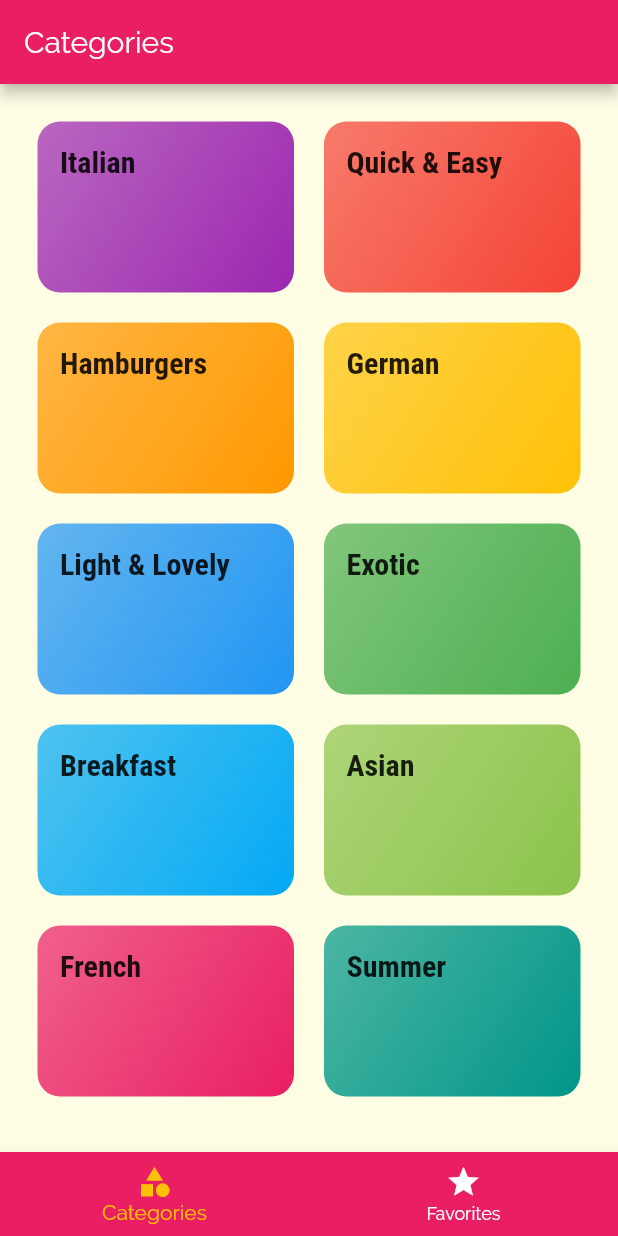
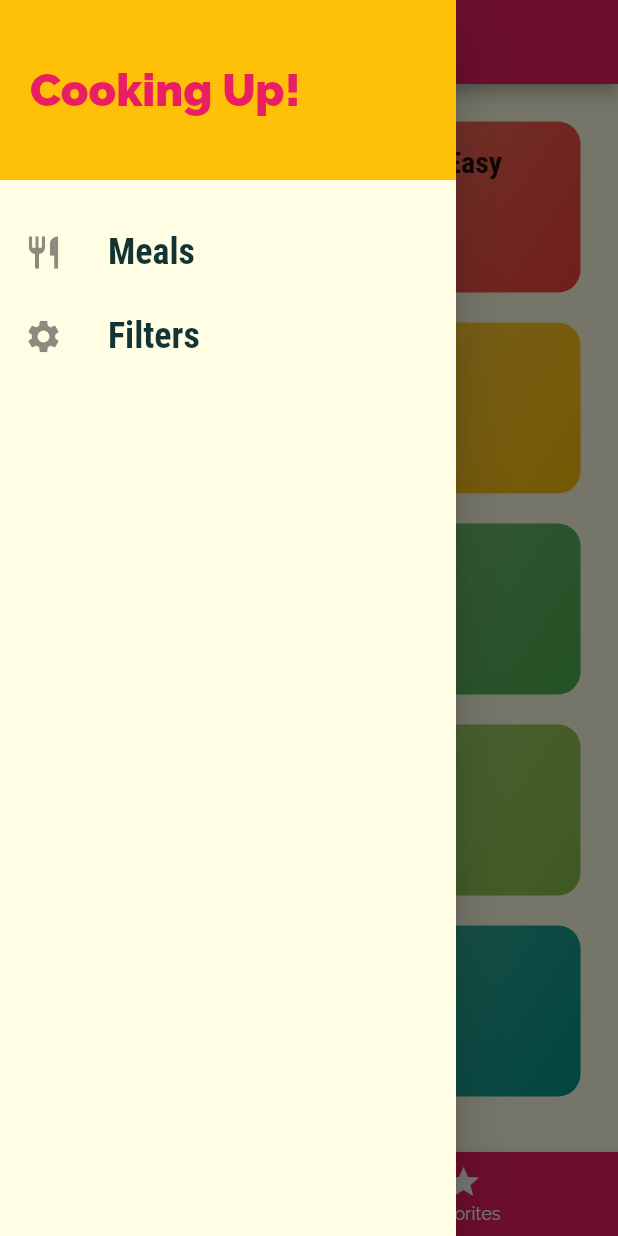
Before and after one commit to thegoncharoffs/meal_app, a Flutter app: the screen it shows after launch, with the side drawer open (before the commit the screen has no drawer), on a phone screen of 412 x 824 dp. Run offline on Flutter 3.47's test engine with Material 2 defaults, Android fonts, the phone set to English and light mode, and no system bars.

Commit message:
Added drawer

```diff
--- a/lib/main.dart
+++ b/lib/main.dart
@@ -1,5 +1,6 @@
 import 'package:flutter/material.dart';
 
+import 'screens/filters_screen.dart';
 import 'screens/tabs_screen.dart';
 import 'screens/category_meals_screen.dart';
 import 'screens/categories_screen.dart';
@@ -34,6 +35,7 @@ class MyApp extends StatelessWidget {
         '/': (ctx) => TabsScreen(),
         CategoryMealsScreen.routeName: (ctx) => CategoryMealsScreen(),
         MealDetailScreen.routeName: (ctx) => MealDetailScreen(),
+        FiltersScreen.routeName: (ctx) => FiltersScreen(),
       },
       // Need to know!!!
       // onGenerateRoute: (settings) {
--- a/lib/screens/category_meals_screen.dart
+++ b/lib/screens/category_meals_screen.dart
@@ -1,4 +1,5 @@
 import 'package:flutter/material.dart';
+
 import '../widgets/meal_item.dart';
 import '../dummy_data.dart';
 
--- /dev/null
+++ b/lib/screens/filters_screen.dart
@@ -0,0 +1,14 @@
+import 'package:flutter/material.dart';
+
+class FiltersScreen extends StatelessWidget {
+  static const routeName = '/filters';
+
+  @override
+  Widget build(BuildContext context) {
+    return Scaffold(
+      body: Center(
+        child: Text('Filters'),
+      ),
+    );
+  }
+}
--- a/lib/screens/meal_detail_screen.dart
+++ b/lib/screens/meal_detail_screen.dart
@@ -1,5 +1,6 @@
 import 'package:flutter/material.dart';
-import 'package:flutter_complete_guide/dummy_data.dart';
+
+import '../dummy_data.dart';
 
 class MealDetailScreen extends StatelessWidget {
   static const routeName = '/meal-detail';
--- a/lib/screens/tabs_screen.dart
+++ b/lib/screens/tabs_screen.dart
@@ -1,5 +1,6 @@
 import 'package:flutter/material.dart';
 
+import '../widgets/main_drawer.dart';
 import 'favorites_screen.dart';
 import 'categories_screen.dart';
 
@@ -34,6 +35,7 @@ class _TabsScreenState extends State<TabsScreen> {
         title: Text(_pages[_selectedPageIndex]['title']),
       ),
       body: _pages[_selectedPageIndex]['page'],
+      drawer: MainDrawer(),
       bottomNavigationBar: BottomNavigationBar(
         onTap: _selectPage,
         backgroundColor: Theme.of(context).primaryColor,
--- a/lib/widgets/category_item.dart
+++ b/lib/widgets/category_item.dart
@@ -1,4 +1,5 @@
 import 'package:flutter/material.dart';
+
 import '../screens/category_meals_screen.dart';
 
 class CategoryItem extends StatelessWidget {
--- /dev/null
+++ b/lib/widgets/main_drawer.dart
@@ -0,0 +1,65 @@
+import 'package:flutter/material.dart';
+
+import '../screens/filters_screen.dart';
+
+class MainDrawer extends StatelessWidget {
+  Widget buildListTile(String title, IconData icon, Function tapHandler) {
+    return ListTile(
+      leading: Icon(
+        icon,
+        size: 26,
+      ),
+      title: Text(
+        title,
+        style: TextStyle(
+          fontFamily: 'RobotoCondensed',
+          fontSize: 24,
+          fontWeight: FontWeight.w700,
+        ),
+      ),
+      onTap: tapHandler,
+    );
+  }
+
+  @override
+  Widget build(BuildContext context) {
+    return Drawer(
+      child: Column(
+        children: [
+          Container(
+            height: 120,
+            width: double.infinity,
+            padding: EdgeInsets.all(20),
+            alignment: Alignment.centerLeft,
+            color: Theme.of(context).accentColor,
+            child: Text(
+              'Cooking Up!',
+              style: TextStyle(
+                fontWeight: FontWeight.w900,
+                fontSize: 30,
+                color: Theme.of(context).primaryColor,
+              ),
+            ),
+          ),
+          SizedBox(
+            height: 20,
+          ),
+          buildListTile(
+            'Meals',
+            Icons.restaurant,
+            () {
+              Navigator.of(context).pushNamed('/');
+            },
+          ),
+          buildListTile(
+            'Filters',
+            Icons.settings,
+            () {
+              Navigator.of(context).pushNamed(FiltersScreen.routeName);
+            },
+          ),
+        ],
+      ),
+    );
+  }
+}
--- a/lib/widgets/meal_item.dart
+++ b/lib/widgets/meal_item.dart
@@ -36,13 +36,14 @@ class MealItem extends StatelessWidget {
     }
   }
 
-  MealItem(
-      {@required this.id,
-      @required this.title,
-      @required this.imageUrl,
-      @required this.affordability,
-      @required this.complexity,
-      @required this.duration});
+  MealItem({
+    @required this.id,
+    @required this.title,
+    @required this.imageUrl,
+    @required this.affordability,
+    @required this.complexity,
+    @required this.duration,
+  });
 
   void selectMeal(BuildContext context) {
     Navigator.of(context).pushNamed(MealDetailScreen.routeName, arguments: id);
```
